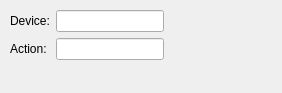
First picture: the form in kstars/tools/argsetactionindi.ui, repository KDE/kstars, before the edit.
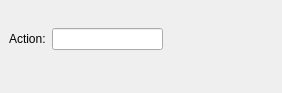
Second picture: the form after the edit.

What changed in the file:
```diff
--- a/kstars/tools/argsetactionindi.ui
+++ b/kstars/tools/argsetactionindi.ui
@@ -17,7 +17,7 @@
   </property>
   <layout class="QVBoxLayout" >
    <property name="margin" >
-    <number>10</number>
+    <number>9</number>
    </property>
    <property name="spacing" >
     <number>6</number>
@@ -31,44 +31,14 @@
       <number>6</number>
      </property>
      <item>
-      <layout class="QVBoxLayout" >
-       <property name="margin" >
-        <number>0</number>
+      <widget class="QLabel" name="textLabel1_2" >
+       <property name="text" >
+        <string>Action:</string>
        </property>
-       <property name="spacing" >
-        <number>6</number>
-       </property>
-       <item>
-        <widget class="QLabel" name="textLabel1" >
-         <property name="text" >
-          <string>Device:</string>
-         </property>
-        </widget>
-       </item>
-       <item>
-        <widget class="QLabel" name="textLabel1_2" >
-         <property name="text" >
-          <string>Action:</string>
-         </property>
-        </widget>
-       </item>
-      </layout>
+      </widget>
      </item>
      <item>
-      <layout class="QVBoxLayout" >
-       <property name="margin" >
-        <number>0</number>
-       </property>
-       <property name="spacing" >
-        <number>6</number>
-       </property>
-       <item>
-        <widget class="QLineEdit" name="deviceName" />
-       </item>
-       <item>
-        <widget class="QLineEdit" name="actionName" />
-       </item>
-      </layout>
+      <widget class="QLineEdit" name="actionName" />
      </item>
      <item>
       <spacer>
@@ -80,8 +50,8 @@
        </property>
        <property name="sizeHint" >
         <size>
-         <width>61</width>
-         <height>21</height>
+         <width>97</width>
+         <height>60</height>
         </size>
        </property>
       </spacer>
@@ -98,8 +68,8 @@
      </property>
      <property name="sizeHint" >
       <size>
-       <width>20</width>
-       <height>9</height>
+       <width>262</width>
+       <height>16</height>
       </size>
      </property>
     </spacer>
```
